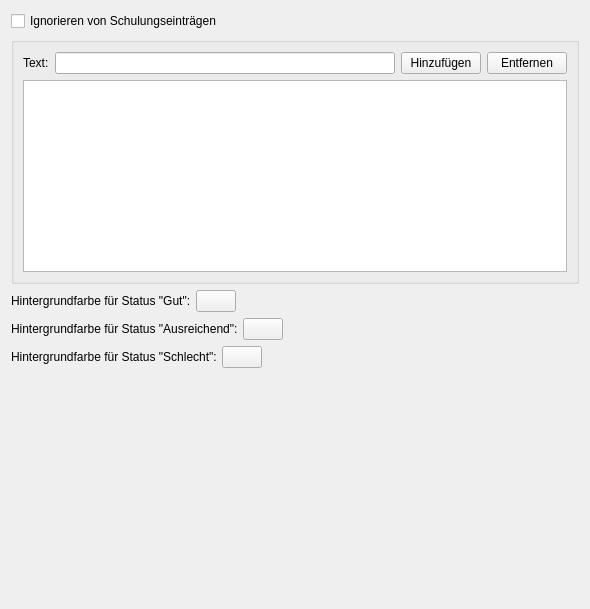
Above: ui/qmqualiresultsettingswidget.ui from Christian-Kr/QualificationMatrix before the change. Below: the same form after it.
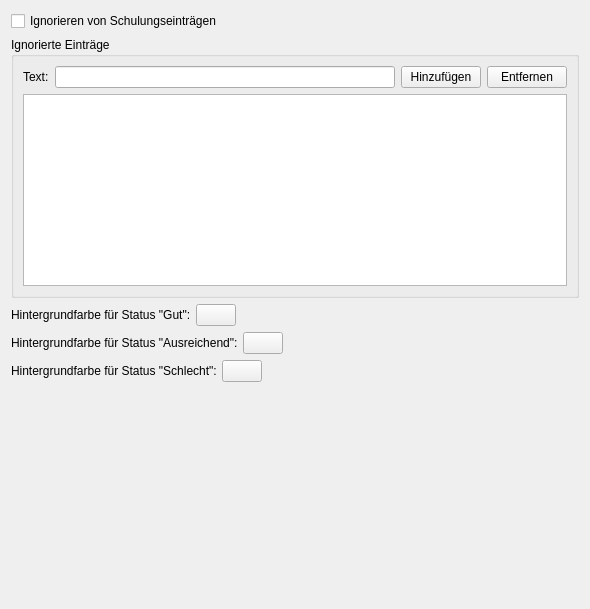
That is the form after the change.

Commit message: Make ignore list entries working again

```diff
--- a/ui/qmqualiresultsettingswidget.ui
+++ b/ui/qmqualiresultsettingswidget.ui
@@ -15,14 +15,17 @@
   </property>
   <layout class="QGridLayout" name="gridLayout">
    <item row="0" column="0">
-    <widget class="QCheckBox" name="checkBox">
+    <widget class="QCheckBox" name="cbQualiResIgnore">
      <property name="text">
       <string>Ignorieren von Schulungseinträgen</string>
      </property>
     </widget>
    </item>
    <item row="1" column="0">
-    <widget class="QGroupBox" name="cbQualiResIgnore">
+    <widget class="QGroupBox" name="qualiResIgnore">
+     <property name="title">
+      <string>Ignorierte Einträge</string>
+     </property>
      <property name="checkable">
       <bool>false</bool>
      </property>
```
Left out of the diff: 34 changed lines with no effect on the pictures.
